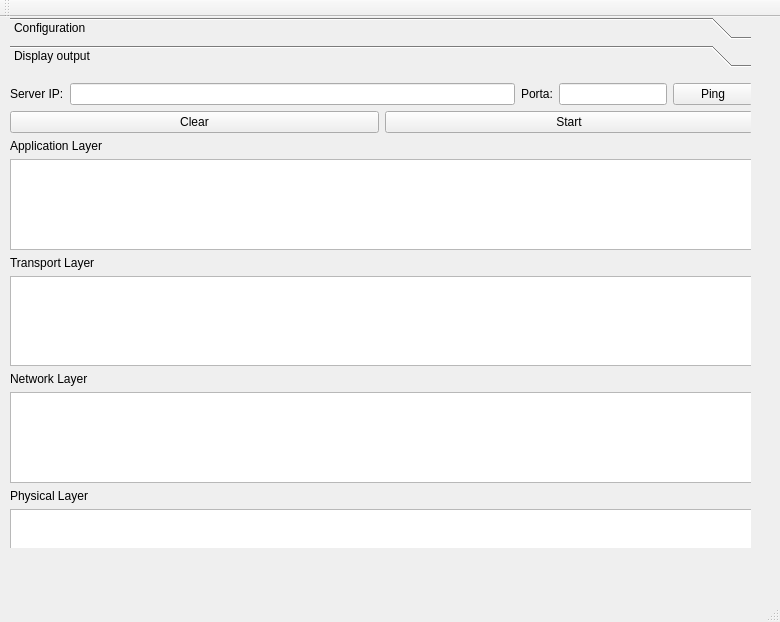
thaisdb/TCC, file NEW/newWindow.ui: the form before one commit.
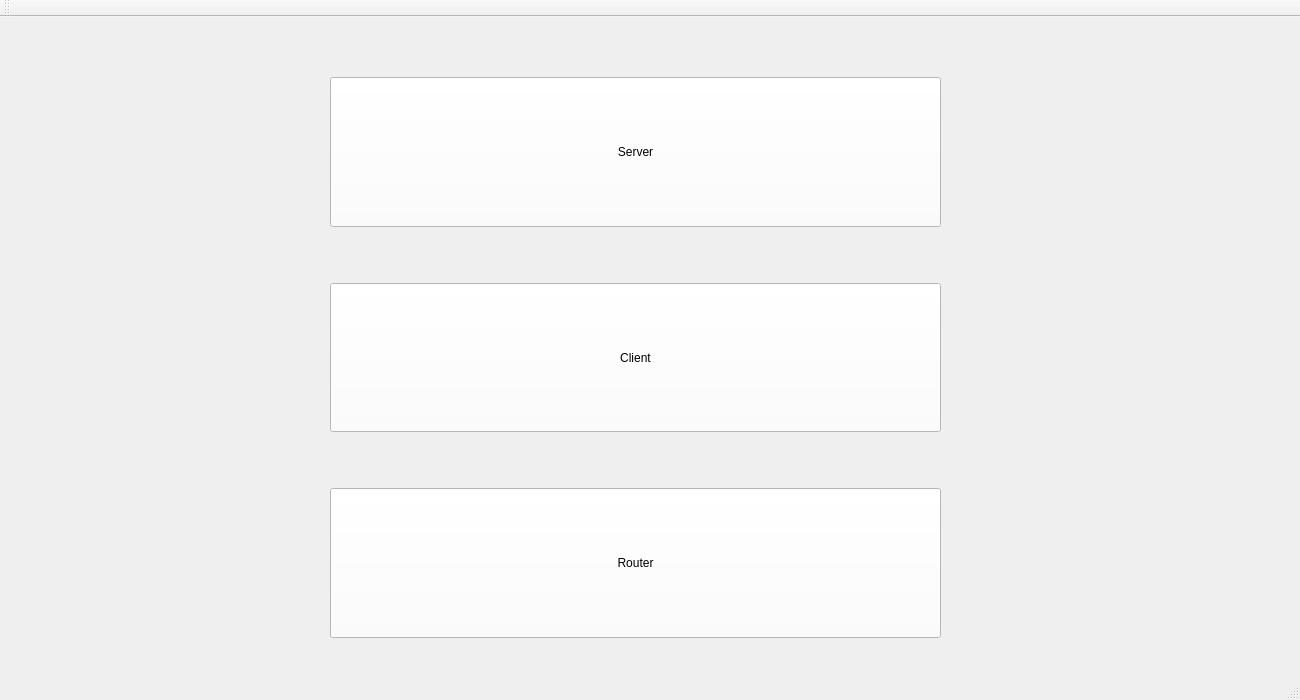
The form after the commit. The open tabs and pages were chosen to show the change.

```diff
--- a/NEW/newWindow.ui
+++ b/NEW/newWindow.ui
@@ -6,8 +6,8 @@
    <rect>
     <x>0</x>
     <y>0</y>
-    <width>780</width>
-    <height>622</height>
+    <width>1300</width>
+    <height>700</height>
    </rect>
   </property>
   <property name="windowTitle">
@@ -17,10 +17,10 @@
    <widget class="QStackedWidget" name="stackedWidget">
     <property name="geometry">
      <rect>
-      <x>10</x>
-      <y>0</y>
-      <width>761</width>
-      <height>561</height>
+      <x>0</x>
+      <y>-10</y>
+      <width>1300</width>
+      <height>631</height>
      </rect>
     </property>
     <property name="currentIndex">
@@ -32,8 +32,8 @@
        <rect>
         <x>30</x>
         <y>20</y>
-        <width>711</width>
-        <height>531</height>
+        <width>1211</width>
+        <height>611</height>
        </rect>
       </property>
       <layout class="QHBoxLayout" name="horizontalLayout">
@@ -47,7 +47,7 @@
          </property>
          <property name="sizeHint" stdset="0">
           <size>
-           <width>200</width>
+           <width>300</width>
            <height>20</height>
           </size>
          </property>
@@ -108,8 +108,8 @@
            </property>
            <property name="sizeHint" stdset="0">
             <size>
-             <width>20</width>
-             <height>20</height>
+             <width>50</width>
+             <height>50</height>
             </size>
            </property>
           </spacer>
@@ -163,7 +163,7 @@
            <property name="sizeHint" stdset="0">
             <size>
              <width>20</width>
-             <height>20</height>
+             <height>50</height>
             </size>
            </property>
           </spacer>
@@ -197,7 +197,7 @@
          </property>
          <property name="sizeHint" stdset="0">
           <size>
-           <width>200</width>
+           <width>300</width>
            <height>20</height>
           </size>
          </property>
@@ -208,318 +208,7 @@
      <zorder>horizontalLayoutWidget</zorder>
      <zorder>horizontalSpacer_2</zorder>
     </widget>
-    <widget class="QWidget" name="clientPage">
-     <widget class="QToolBox" name="toolBox">
-      <property name="geometry">
-       <rect>
-        <x>0</x>
-        <y>0</y>
-        <width>741</width>
-        <height>531</height>
-       </rect>
-      </property>
-      <property name="sizePolicy">
-       <sizepolicy hsizetype="Preferred" vsizetype="Preferred">
-        <horstretch>0</horstretch>
-        <verstretch>0</verstretch>
-       </sizepolicy>
-      </property>
-      <property name="currentIndex">
-       <number>1</number>
-      </property>
-      <widget class="QWidget" name="ConfigurationPage">
-       <property name="geometry">
-        <rect>
-         <x>0</x>
-         <y>0</y>
-         <width>741</width>
-         <height>469</height>
-        </rect>
-       </property>
-       <property name="accessibleName">
-        <string/>
-       </property>
-       <property name="autoFillBackground">
-        <bool>true</bool>
-       </property>
-       <attribute name="label">
-        <string>Configuration</string>
-       </attribute>
-       <widget class="QWidget" name="verticalLayoutWidget">
-        <property name="geometry">
-         <rect>
-          <x>40</x>
-          <y>30</y>
-          <width>663</width>
-          <height>261</height>
-         </rect>
-        </property>
-        <layout class="QVBoxLayout" name="verticalLayout_4">
-         <item>
-          <widget class="Line" name="line_3">
-           <property name="orientation">
-            <enum>Qt::Horizontal</enum>
-           </property>
-          </widget>
-         </item>
-         <item>
-          <widget class="QLabel" name="label_3">
-           <property name="text">
-            <string>Server configuration:</string>
-           </property>
-          </widget>
-         </item>
-         <item>
-          <widget class="Line" name="line">
-           <property name="orientation">
-            <enum>Qt::Horizontal</enum>
-           </property>
-          </widget>
-         </item>
-         <item>
-          <widget class="QLabel" name="label_4">
-           <property name="text">
-            <string>Transport Protocol:</string>
-           </property>
-          </widget>
-         </item>
-         <item>
-          <layout class="QHBoxLayout" name="horizontalLayout_2">
-           <item alignment="Qt::AlignHCenter">
-            <widget class="QRadioButton" name="radUDP">
-             <property name="text">
-              <string>UDP</string>
-             </property>
-             <property name="checked">
-              <bool>true</bool>
-             </property>
-            </widget>
-           </item>
-           <item alignment="Qt::AlignHCenter">
-            <widget class="QRadioButton" name="radTCP">
-             <property name="text">
-              <string>TCP</string>
-             </property>
-            </widget>
-           </item>
-          </layout>
-         </item>
-         <item>
-          <widget class="Line" name="line_2">
-           <property name="orientation">
-            <enum>Qt::Horizontal</enum>
-           </property>
-          </widget>
-         </item>
-         <item>
-          <widget class="QLabel" name="label_5">
-           <property name="text">
-            <string>Options:</string>
-           </property>
-          </widget>
-         </item>
-         <item>
-          <layout class="QHBoxLayout" name="horizontalLayout_3">
-           <item alignment="Qt::AlignHCenter">
-            <widget class="QCheckBox" name="checkBox_2">
-             <property name="text">
-              <string>Simulação de colisão</string>
-             </property>
-            </widget>
-           </item>
-           <item alignment="Qt::AlignHCenter">
-            <widget class="QCheckBox" name="checkBox">
-             <property name="text">
-              <string>Step-by-step</string>
-             </property>
-            </widget>
-           </item>
-          </layout>
-         </item>
-        </layout>
-       </widget>
-      </widget>
-      <widget class="QWidget" name="displayPage">
-       <property name="geometry">
-        <rect>
-         <x>0</x>
-         <y>0</y>
-         <width>741</width>
-         <height>469</height>
-        </rect>
-       </property>
-       <attribute name="label">
-        <string>Display output</string>
-       </attribute>
-       <widget class="QWidget" name="layoutWidget_2">
-        <property name="geometry">
-         <rect>
-          <x>0</x>
-          <y>10</y>
-          <width>743</width>
-          <height>517</height>
-         </rect>
-        </property>
-        <layout class="QVBoxLayout" name="verticalLayout">
-         <item>
-          <layout class="QHBoxLayout" name="horizontalLayout_4">
-           <item>
-            <widget class="QLabel" name="label">
-             <property name="text">
-              <string>Server IP:</string>
-             </property>
-            </widget>
-           </item>
-           <item>
-            <widget class="QLineEdit" name="serverIPInput">
-             <property name="inputMask">
-              <string/>
-             </property>
-             <property name="text">
-              <string/>
-             </property>
-             <property name="maxLength">
-              <number>3333</number>
-             </property>
-            </widget>
-           </item>
-           <item>
-            <widget class="QLabel" name="label_2">
-             <property name="sizePolicy">
-              <sizepolicy hsizetype="Preferred" vsizetype="Maximum">
-               <horstretch>0</horstretch>
-               <verstretch>0</verstretch>
-              </sizepolicy>
-             </property>
-             <property name="text">
-              <string>Porta:</string>
-             </property>
-            </widget>
-           </item>
-           <item>
-            <widget class="QLineEdit" name="portaInput">
-             <property name="sizePolicy">
-              <sizepolicy hsizetype="Minimum" vsizetype="Fixed">
-               <horstretch>0</horstretch>
-               <verstretch>0</verstretch>
-              </sizepolicy>
-             </property>
-            </widget>
-           </item>
-           <item>
-            <widget class="QPushButton" name="pingButton">
-             <property name="sizePolicy">
-              <sizepolicy hsizetype="Minimum" vsizetype="Fixed">
-               <horstretch>0</horstretch>
-               <verstretch>0</verstretch>
-              </sizepolicy>
-             </property>
-             <property name="text">
-              <string>Ping</string>
-             </property>
-            </widget>
-           </item>
-          </layout>
-         </item>
-         <item>
-          <layout class="QHBoxLayout" name="horizontalLayout_5">
-           <item>
-            <widget class="QPushButton" name="clearButton">
-             <property name="text">
-              <string>Clear</string>
-             </property>
-            </widget>
-           </item>
-           <item>
-            <widget class="QPushButton" name="startButton">
-             <property name="text">
-              <string>Start</string>
-             </property>
-             <property name="checkable">
-              <bool>false</bool>
-             </property>
-            </widget>
-           </item>
-          </layout>
-         </item>
-         <item>
-          <widget class="QLabel" name="label_6">
-           <property name="text">
-            <string>Application Layer</string>
-           </property>
-          </widget>
-         </item>
-         <item>
-          <widget class="QTextEdit" name="applicationLOut">
-           <property name="documentTitle">
-            <string/>
-           </property>
-           <property name="readOnly">
-            <bool>true</bool>
-           </property>
-           <property name="html">
-            <string>&lt;!DOCTYPE HTML PUBLIC &quot;-//W3C//DTD HTML 4.0//EN&quot; &quot;http://www.w3.org/TR/REC-html40/strict.dtd&quot;&gt;
-&lt;html&gt;&lt;head&gt;&lt;meta name=&quot;qrichtext&quot; content=&quot;1&quot; /&gt;&lt;style type=&quot;text/css&quot;&gt;
-p, li { white-space: pre-wrap; }
-&lt;/style&gt;&lt;/head&gt;&lt;body style=&quot; font-family:'Ubuntu'; font-size:11pt; font-weight:400; font-style:normal;&quot;&gt;
-&lt;p style=&quot;-qt-paragraph-type:empty; margin-top:0px; margin-bottom:0px; margin-left:0px; margin-right:0px; -qt-block-indent:0; text-indent:0px;&quot;&gt;&lt;br /&gt;&lt;/p&gt;&lt;/body&gt;&lt;/html&gt;</string>
-           </property>
-          </widget>
-         </item>
-         <item>
-          <widget class="QLabel" name="label_7">
-           <property name="text">
-            <string>Transport Layer</string>
-           </property>
-          </widget>
-         </item>
-         <item>
-          <widget class="QTextEdit" name="transportLOut">
-           <property name="readOnly">
-            <bool>true</bool>
-           </property>
-           <property name="html">
-            <string>&lt;!DOCTYPE HTML PUBLIC &quot;-//W3C//DTD HTML 4.0//EN&quot; &quot;http://www.w3.org/TR/REC-html40/strict.dtd&quot;&gt;
-&lt;html&gt;&lt;head&gt;&lt;meta name=&quot;qrichtext&quot; content=&quot;1&quot; /&gt;&lt;style type=&quot;text/css&quot;&gt;
-p, li { white-space: pre-wrap; }
-&lt;/style&gt;&lt;/head&gt;&lt;body style=&quot; font-family:'Ubuntu'; font-size:11pt; font-weight:400; font-style:normal;&quot;&gt;
-&lt;p style=&quot;-qt-paragraph-type:empty; margin-top:0px; margin-bottom:0px; margin-left:0px; margin-right:0px; -qt-block-indent:0; text-indent:0px;&quot;&gt;&lt;br /&gt;&lt;/p&gt;&lt;/body&gt;&lt;/html&gt;</string>
-           </property>
-          </widget>
-         </item>
-         <item>
-          <widget class="QLabel" name="label_8">
-           <property name="text">
-            <string>Network Layer</string>
-           </property>
-          </widget>
-         </item>
-         <item>
-          <widget class="QTextEdit" name="networkLOut">
-           <property name="readOnly">
-            <bool>true</bool>
-           </property>
-          </widget>
-         </item>
-         <item>
-          <widget class="QLabel" name="label_9">
-           <property name="text">
-            <string>Physical Layer</string>
-           </property>
-          </widget>
-         </item>
-         <item>
-          <widget class="QTextEdit" name="physicalLOut">
-           <property name="readOnly">
-            <bool>true</bool>
-           </property>
-          </widget>
-         </item>
-        </layout>
-       </widget>
-      </widget>
-     </widget>
-    </widget>
+    <widget class="QWidget" name="otherPage"/>
    </widget>
   </widget>
   <widget class="QMenuBar" name="menubar">
```
Left out of the diff: 4 changed lines with no effect on the pictures.
